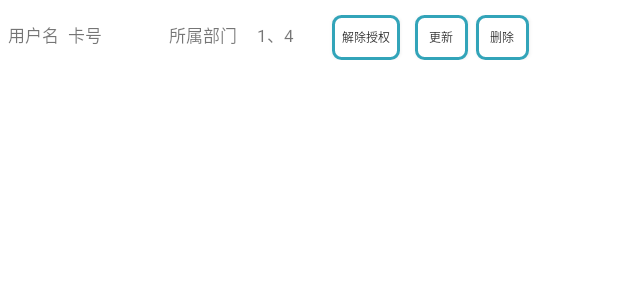
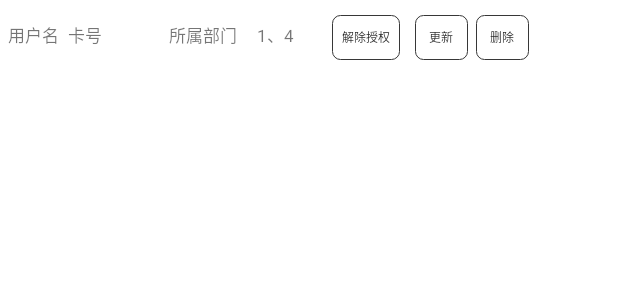
Before and after one commit to zhongbaozheng/myRepository, an Android app: the layout re_control_mamager.xml on its own in the app's theme, with its tools: preview values and no code run, on a phone screen of 412 x 824 dp. Shown: the top 300 px of the screen. Run offline under Robolectric (Android 15) with nearby library versions, the phone set to English and light mode, and no system bars.

Commit message:
Fixed     优化界面 Added    添加沉浸式状态栏

```diff
--- a/app/src/main/java/cn/meiqu/lainmonitor/LoginActivity.java
+++ b/app/src/main/java/cn/meiqu/lainmonitor/LoginActivity.java
@@ -99,7 +99,7 @@ public class LoginActivity extends BaseActivity implements View.OnClickListener,
             Toast.makeText(this, "请输入账号！", Toast.LENGTH_SHORT).show();
             return;
         } else if (StringUtil.isEmpty(password)) {
-            Toast.makeText(this, "请输入账号！", Toast.LENGTH_SHORT).show();
+            Toast.makeText(this, "请输入密码！", Toast.LENGTH_SHORT).show();
             return;
         } else {
             requestLogin();
--- a/app/src/main/java/cn/meiqu/lainmonitor/aui/security/doorControl/FragmentDoorControlManage.java
+++ b/app/src/main/java/cn/meiqu/lainmonitor/aui/security/doorControl/FragmentDoorControlManage.java
@@ -52,6 +52,7 @@ public class FragmentDoorControlManage extends FragmentAlarm2 implements Recycle
     public RecyclerView.Adapter getAdapter() {
         mAdapter = new RecycleDoorMangerAdapter(getActivity(),mList);
         mAdapter.setOnItemClickListner(this);
+        Toast.makeText(getActivity(),"长按可以查看详细信息！",Toast.LENGTH_SHORT).show();
         return mAdapter;
     }
 
--- a/app/src/main/res/drawable-v21/fill_border2.xml
+++ b/app/src/main/res/drawable-v21/fill_border2.xml
@@ -1,10 +1,8 @@
 <?xml version="1.0" encoding="UTF-8"?>
 <shape xmlns:android="http://schemas.android.com/apk/res/android" >
-
-    <solid android:color="@color/color_backround" />
-
+    <corners android:radius="5dp"/>
     <stroke
-        android:width="0.5dp"
-        android:color="#CCCCCC" />
+        android:width="0.7dp"
+        android:color="@color/color_backround" />
 
 </shape>
--- a/app/src/main/res/layout/re_control_mamager.xml
+++ b/app/src/main/res/layout/re_control_mamager.xml
@@ -52,7 +52,7 @@
             android:textSize="8sp"
             android:text="解除授权"
             android:layout_marginLeft="20dp"
-            android:background="@drawable/shape_layout"
+            android:background="@drawable/fill_border2"
             android:id="@+id/manager_change_mod_btn"
             android:layout_width="45dp"
             android:layout_height="30dp" />
@@ -61,7 +61,7 @@
             android:textSize="8sp"
             android:text="更新"
             android:layout_marginLeft="10dp"
-            android:background="@drawable/shape_layout"
+            android:background="@drawable/fill_border2"
             android:id="@+id/manager_oprerate_update_btn"
             android:layout_width="35dp"
             android:layout_height="30dp" />
@@ -69,7 +69,7 @@
             android:textSize="8sp"
             android:text="删除"
             android:layout_marginLeft="5dp"
-            android:background="@drawable/shape_layout"
+            android:background="@drawable/fill_border2"
             android:id="@+id/manager_delete_btn"
             android:layout_width="35dp"
             android:layout_height="30dp" />
--- a/app/src/main/res/layout/recycle_home.xml
+++ b/app/src/main/res/layout/recycle_home.xml
@@ -9,7 +9,7 @@
         android:id="@+id/tv"
         android:layout_width="fill_parent"
         android:layout_height="60dp"
-        android:background="@color/item_bg"
+        android:background="@drawable/fill_border"
         android:gravity="center"
         android:textColor="@color/black3"
         android:textSize="16dp" />
--- a/baseProject/src/main/java/cn/meiqu/baseproject/baseUi/BaseActivity.java
+++ b/baseProject/src/main/java/cn/meiqu/baseproject/baseUi/BaseActivity.java
@@ -361,6 +361,10 @@ public abstract class BaseActivity extends AppCompatActivity {
 //        MobclickAgent.onPause(this);
 //    }
 
+    public void toastShow(Context context,String msg){
+        Toast.makeText(context,msg,Toast.LENGTH_SHORT).show();
+    }
+
     @Override
     protected void onResume() {
         // TODO Auto-generated method stub
--- a/baseProject/src/main/java/cn/meiqu/baseproject/baseUi/BaseFragment.java
+++ b/baseProject/src/main/java/cn/meiqu/baseproject/baseUi/BaseFragment.java
@@ -145,6 +145,10 @@ public abstract class BaseFragment extends Fragment {
             ToastUtil.show(getActivity(), text);
     }
 
+    public void toastShow(Context context,String msg){
+        Toast.makeText(context,msg,Toast.LENGTH_SHORT).show();
+    }
+
     @Override
     public View onCreateView(LayoutInflater inflater, @Nullable ViewGroup container, @Nullable Bundle savedInstanceState) {
         return super.onCreateView(inflater, container, savedInstanceState);
--- a/baseProject/src/main/res/values/color.xml
+++ b/baseProject/src/main/res/values/color.xml
@@ -1,6 +1,6 @@
 <?xml version="1.0" encoding="utf-8"?>
 <resources>
-    <color name="colorPrimary">#3F51B5</color>
+    <color name="colorPrimary">#373737</color>
     <color name="colorPrimaryDark">#303F9F</color>
     <color name="colorAccent">#373737</color>
 
```
Also changed, not shown: app/src/main/java/cn/meiqu/lainmonitor/adapter/RecycleDoorMangerAdapter.java (+10 -6 lines), gradle/wrapper/gradle-wrapper.properties.
